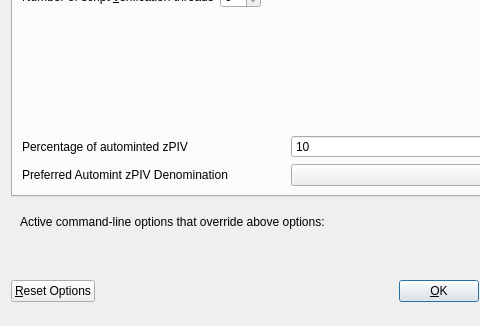
The window that src/qt/forms/optionsdialog.ui (LUX-Core/lux) describes before a commit, drawn with Qt 5; both pictures show x 0 to 480 and y 116 to 442 of the 576 by 442 pixel window.
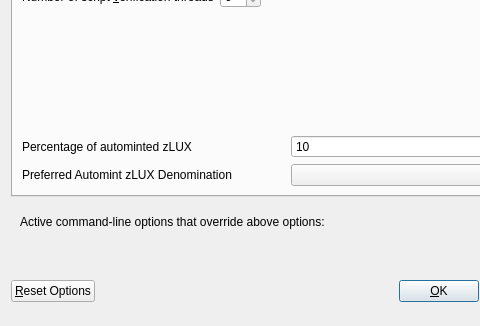
The same window after the commit. Custom widgets are drawn as their Qt base class.

```diff
--- a/src/qt/forms/optionsdialog.ui
+++ b/src/qt/forms/optionsdialog.ui
@@ -138,7 +138,7 @@
             <string>Percentage of incoming PIV which get automatically converted to zPIV via Zerocoin Protocol (min: 10%)</string>
            </property>
            <property name="text">
-            <string>Percentage of autominted zPIV</string>
+            <string>Percentage of autominted zLUX</string>
            </property>
           </widget>
          </item>
@@ -171,7 +171,7 @@
             <string>Wait with automatic conversion to Zerocoin until enough PIV for this denomination is available</string>
            </property>
            <property name="text">
-            <string>Preferred Automint zPIV Denomination</string>
+            <string>Preferred Automint zLUX Denomination</string>
            </property>
           </widget>
          </item>
```
Left out of the diff: 6 changed lines with no effect on the pictures.
